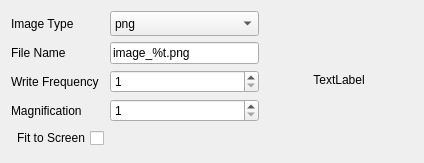
Old version of the form Qt/Components/Resources/UI/pqImageOutputInfo.ui in the repository Kitware/ParaView.
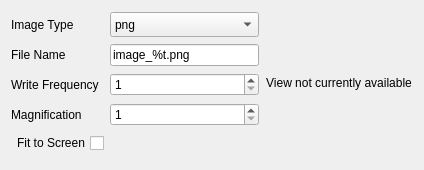
New version of the form.

Commit message:
Fixing issue where view isn't visible that would crash ParaView.
We were dereferencing a null pointer when there was more than
a single layout when trying to make the thumbnail for the export
state wizard. This fixes that issue by checking on the pointer
value and if the view isn't visible it uses the label which
gives information on that.

The edit to the form file:
```diff
--- a/Qt/Components/Resources/UI/pqImageOutputInfo.ui
+++ b/Qt/Components/Resources/UI/pqImageOutputInfo.ui
@@ -7,7 +7,7 @@
     <x>0</x>
     <y>0</y>
     <width>424</width>
-    <height>163</height>
+    <height>170</height>
    </rect>
   </property>
   <property name="sizePolicy">
@@ -93,7 +93,7 @@
       </size>
      </property>
      <property name="text">
-      <string>TextLabel</string>
+      <string>View not currently available</string>
      </property>
      <property name="scaledContents">
       <bool>false</bool>
@@ -101,6 +101,9 @@
      <property name="alignment">
       <set>Qt::AlignCenter</set>
      </property>
+     <property name="wordWrap">
+      <bool>true</bool>
+     </property>
     </widget>
    </item>
    <item row="1" column="0">
```
The commit also changes 1 other file.
